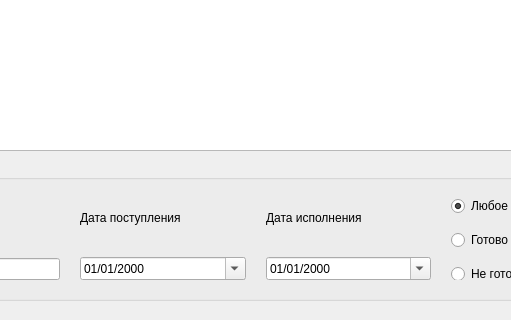
Max2772/FoA-P-2-Semester-, file LabWork_2/Task_2/searchwindow.ui: the form before one commit; both pictures show x 145 to 656 and y 280 to 600 of the 800 by 600 pixel window.
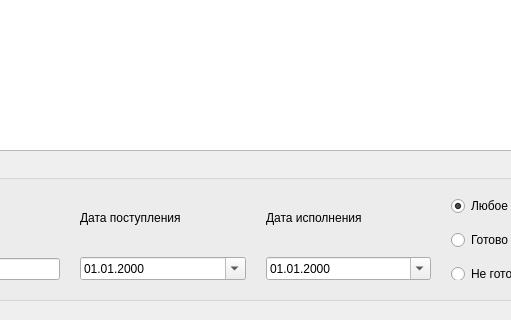
The form after the commit.

```diff
--- a/LabWork_2/Task_2/searchwindow.ui
+++ b/LabWork_2/Task_2/searchwindow.ui
@@ -169,7 +169,7 @@
        <item>
         <widget class="QDateEdit" name="dateEditReceiptDate">
          <property name="displayFormat">
-          <string>dd/MM/yyyy</string>
+          <string>dd.MM.yyyy</string>
          </property>
          <property name="calendarPopup">
           <bool>true</bool>
@@ -190,7 +190,7 @@
        <item>
         <widget class="QDateEdit" name="dateEditCompletionDate">
          <property name="displayFormat">
-          <string>dd/MM/yyyy</string>
+          <string>dd.MM.yyyy</string>
          </property>
          <property name="calendarPopup">
           <bool>true</bool>
```
